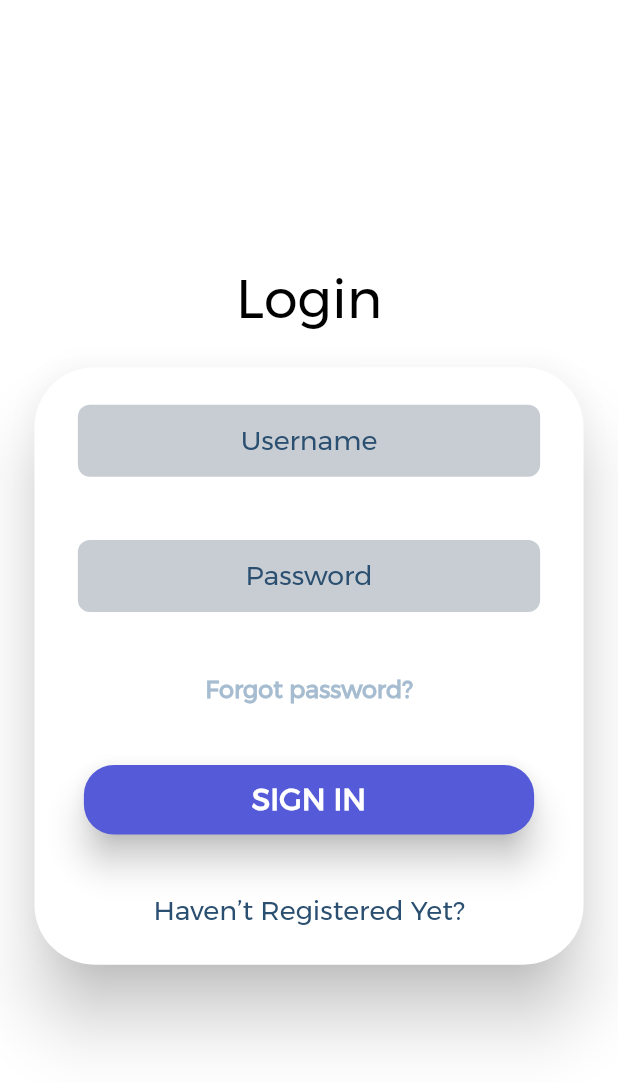
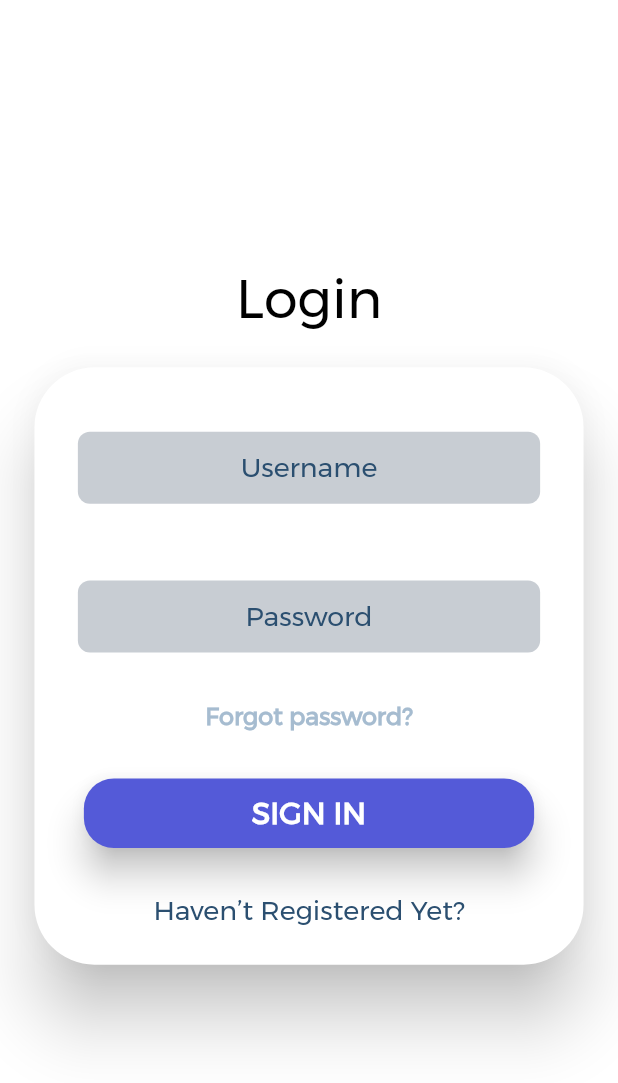
Before and after one commit to jyothir10/bibliotheca, a Flutter app: the screen it shows after launch, on a phone screen of 412 x 824 dp. Shown: the top 1083 px of the screen. Run offline on Flutter 3.47's test engine with Material 2 defaults, Android fonts, the light colour scheme and no system bars; our stand-ins replace flutter_svg.

Commit message:
Added margin property to LoginScreenTextField

```diff
--- a/lib/Components/LoginScreenTextfiled.dart
+++ b/lib/Components/LoginScreenTextfiled.dart
@@ -18,6 +18,7 @@ class LoginScreenTextField extends StatelessWidget {
   @override
   Widget build(BuildContext context) {
     return Container(
+      margin: const EdgeInsets.only(top: 18),
       height: MediaQuery.of(context).size.height * .066,
       width: MediaQuery.of(context).size.width * .748,
       child: TextField(
```
